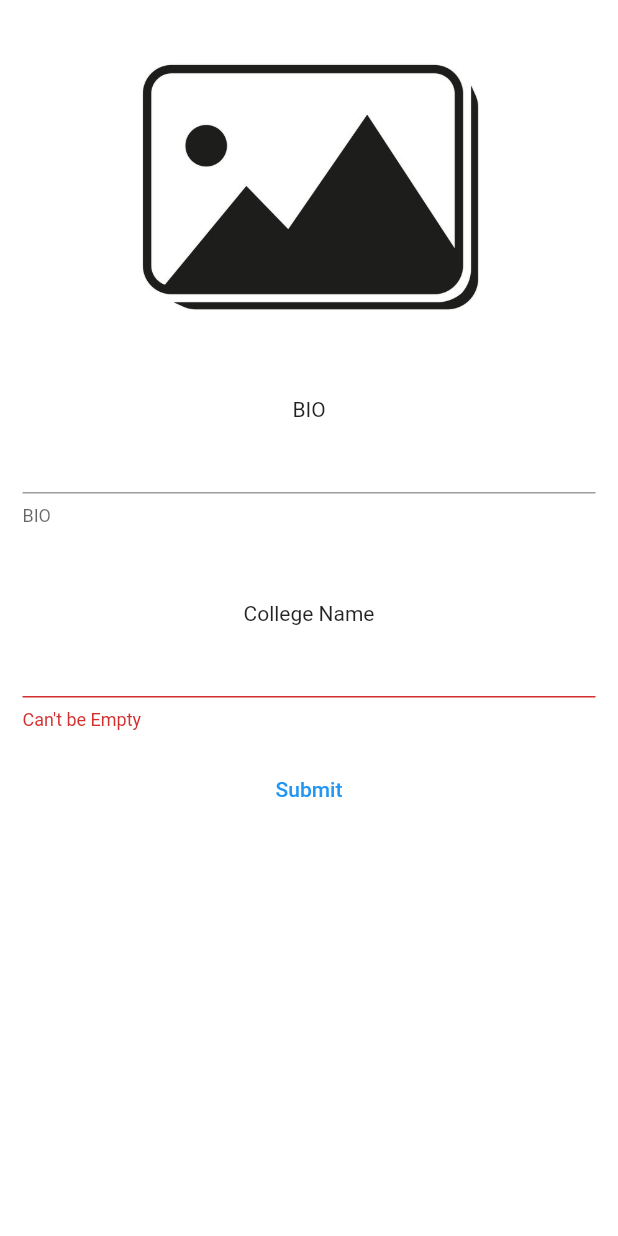
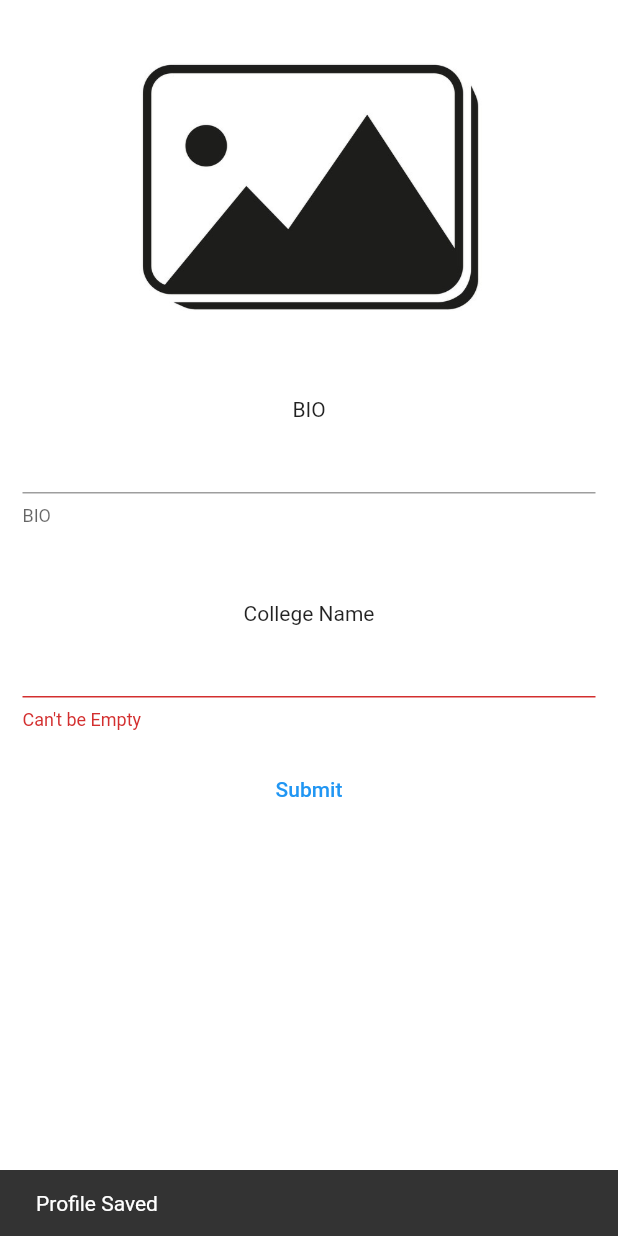
Before and after one commit to gaurav1903/PlacementCell, a Flutter app: the OfficialProfileScreen widget shown alone on an empty page, opened directly, after a tap on "Submit", on a phone screen of 412 x 824 dp. Run offline on Flutter 3.47's test engine with Material 2 defaults, Android fonts, the light colour scheme and no system bars; our stand-ins replace cloud_firestore, file_picker, firebase_auth, firebase_core, firebase_storage, image_picker and 1 more; missing offline and left inert: email_auth, syncfusion_flutter_pdf, syncfusion_flutter_pdfviewer; accounts and stored records are empty.

Commit message:
Placement officer setting profile page

```diff
--- a/lib/bugs.txt
+++ b/lib/bugs.txt
@@ -3,7 +3,7 @@ Current bugs
 4)when click on request otp the data disappears
 5)TODO::REMOVE LOGOUT FUNCTIONALITY PERMANENTLY
 6) todo::data overwrite on profile page bug
-
+7)on  back multiple pages to be popped
 
 
 
--- a/lib/screens/HomeScreen.dart
+++ b/lib/screens/HomeScreen.dart
@@ -53,11 +53,10 @@ class _HomePageState extends State<HomePage> {
       admin.User.setdata(z);
     }).then((value) {
       log(admin.User.mode.toString() + " mode at home page");
-      if (admin.User.mode == admin.Mode.Student &&
-          admin.User.batch.toString().isEmpty)
+      if (admin.User.mode == admin.Mode.Student && admin.User.batch == null)
         givealert();
       else if (admin.User.mode != admin.Mode.Student &&
-          admin.User.company.toString().isEmpty) givealert();
+          admin.User.company == null) givealert();
     });
   }
 
--- a/lib/screens/OfficialProfileScreen.dart
+++ b/lib/screens/OfficialProfileScreen.dart
@@ -16,11 +16,12 @@ class OfficialProfileScreen extends StatefulWidget {
 class _OfficialProfileScreenState extends State<OfficialProfileScreen> {
   var PickedImage;
   bool isloading = false;
-  var bio = User.bio;
-  var company = User.company;
+  var bio = User.bio == null ? "" : User.bio;
+  var company = User.company == null ? "" : User.company;
+  String imageurl = User.imageurl == null ? "" : User.imageurl;
   Future<void> _submit() async {
-    String imageurl = User.imageurl;
-
+    log("submit running in officialprofilescreen");
+    log(bio.toString());
     key.currentState?.validate();
     key.currentState?.save();
     final ref1 = FirebaseStorage.instance
@@ -33,14 +34,21 @@ class _OfficialProfileScreenState extends State<OfficialProfileScreen> {
           .then((imageresult) async {
         imageurl = await ref1.getDownloadURL();
       });
-    FirebaseFirestore.instance.collection("users").doc(User.userid).update({
-      "imageurl": imageurl == null ? "" : imageurl,
-      'bio': bio == null ? "" : bio,
-      'company': company == null ? "" : company
-    }); //TODO::add this in company list too
+    await FirebaseFirestore.instance
+        .collection("users")
+        .doc(User.userid)
+        .update({"imageurl": imageurl, 'bio': bio, 'company': company});
+    //TODO::add this in company list too
+    User.bio = bio;
+    User.company = company;
     setState(() {
       isloading = false;
     });
+    const snackbar = SnackBar(
+      content: const Text("Profile Saved"),
+      duration: Duration(seconds: 3),
+    );
+    ScaffoldMessenger.of(context).showSnackBar(snackbar);
   }
 
   final key = GlobalKey<FormState>();
@@ -88,6 +96,9 @@ class _OfficialProfileScreenState extends State<OfficialProfileScreen> {
                         maxLines: 20,
                         minLines: 1,
                         decoration: InputDecoration(helperText: "BIO"),
+                        onSaved: (val) {
+                          bio = val.toString();
+                        },
                       ),
                       SizedBox(height: 50),
                       User.mode == Mode.Recruiter
--- a/lib/screens/ProfilePage.dart
+++ b/lib/screens/ProfilePage.dart
@@ -19,7 +19,7 @@ class ProfilePage extends StatefulWidget {
 class _ProfilePageState extends State<ProfilePage> {
   var PickedImage;
   var resume;
-  String bio = User.bio;
+  var bio = User.bio;
   bool isloading = false;
   var batchans = User.batch;
   var cgpa = User.cgpa;
--- a/lib/widgets/AuthForm.dart
+++ b/lib/widgets/AuthForm.dart
@@ -75,7 +75,7 @@ class _AuthFormState extends State<AuthForm> {
                           onSaved: (val) {
                             if (val != null) _username = val;
                           },
-                          decoration: InputDecoration(labelText: 'Username'),
+                          decoration: InputDecoration(labelText: 'Full Name'),
                         ),
                       TextFormField(
                         key: ValueKey('email'),
```
Also changed, not shown: lib/screens/SearchPage.dart (+7 -3 lines), lib/widgets/Snackbar.dart (added, +12 -0 lines).
